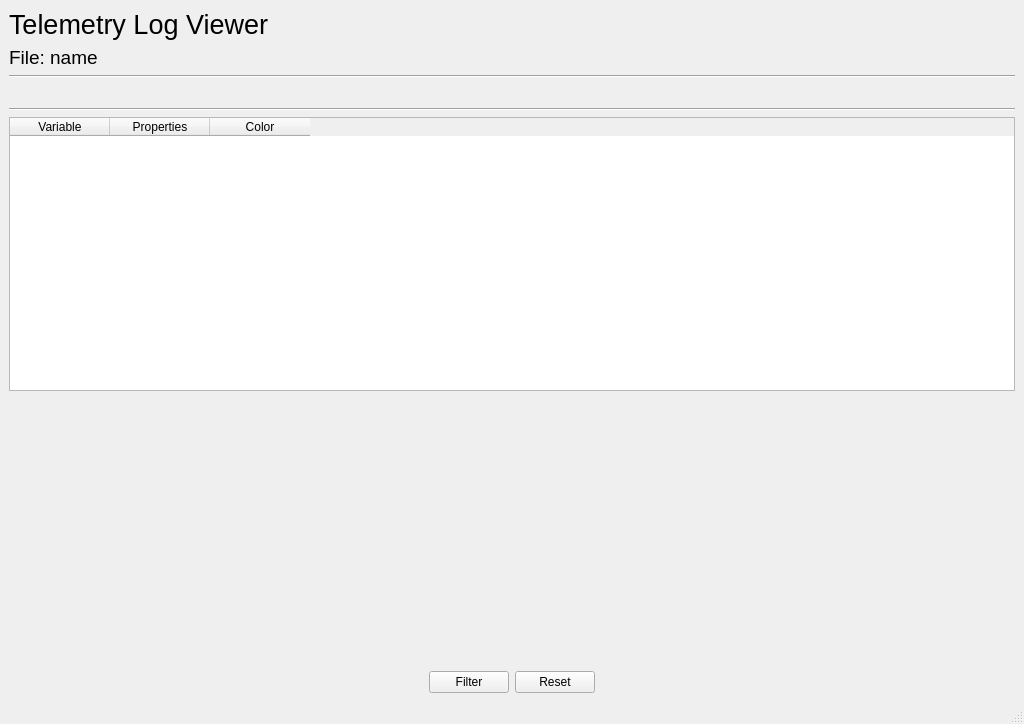
Before: the Qt Designer form ui/uiPlotView.ui in solopilot/TelemetryPlot, drawn with Qt 5.
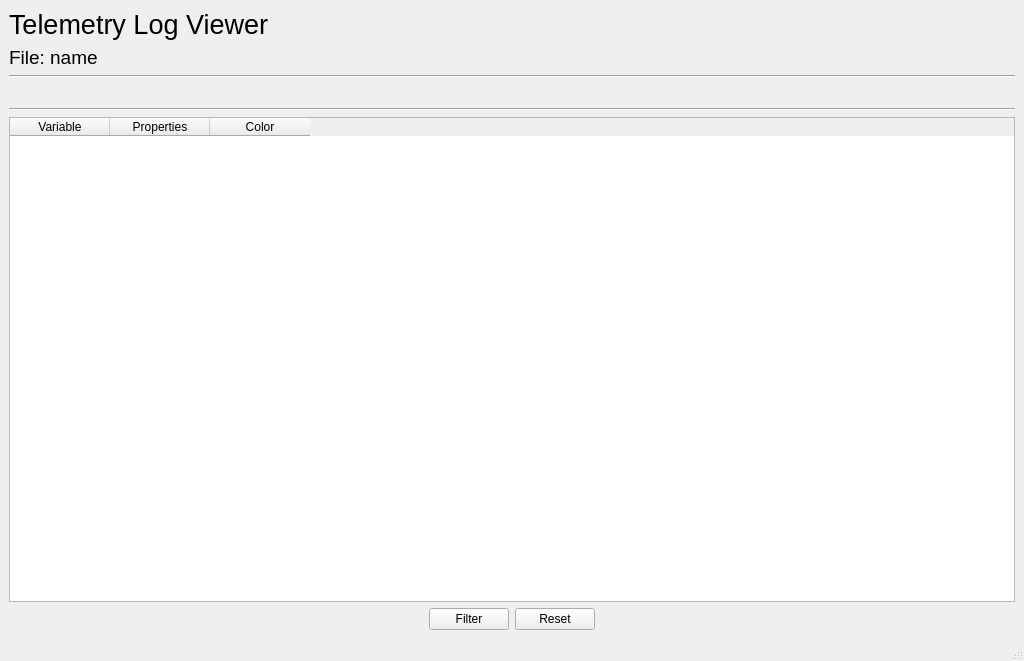
After: the same form once the commit is applied.

Commit message: Added viewing of multiple variables

Patch:
```diff
--- a/ui/uiPlotView.ui
+++ b/ui/uiPlotView.ui
@@ -7,7 +7,7 @@
     <x>0</x>
     <y>0</y>
     <width>1024</width>
-    <height>724</height>
+    <height>661</height>
    </rect>
   </property>
   <property name="sizePolicy">
@@ -112,19 +112,6 @@
         </column>
        </widget>
       </item>
-      <item>
-       <spacer name="verticalSpacer">
-        <property name="orientation">
-         <enum>Qt::Vertical</enum>
-        </property>
-        <property name="sizeHint" stdset="0">
-         <size>
-          <width>20</width>
-          <height>28</height>
-         </size>
-        </property>
-       </spacer>
-      </item>
       <item>
        <layout class="QHBoxLayout" name="horizontalLayoutButtons">
         <item>
```
The commit also changes 2 other files.
